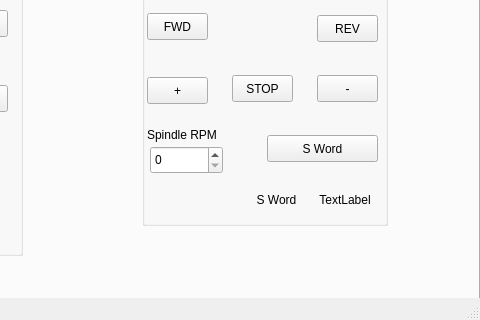
First picture: the form in examples/rpi_mill_probe/rpi_mill_probe_ops.ui, repository jethornton/flexgui, before the edit; both pictures show x 320 to 800 and y 160 to 480 of the 800 by 480 pixel window.
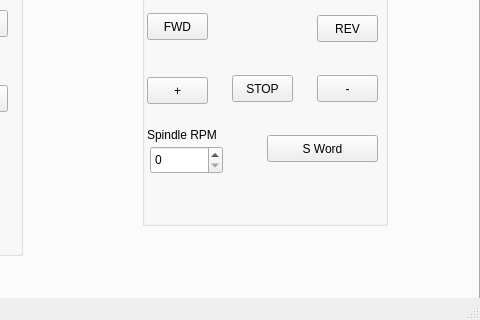
Second picture: the form after the edit. The open tabs and pages were chosen to show the change.

Commit message: 12/08/2025 remove settings_speed_lb from examples

What changed in the file:
```diff
--- a/examples/rpi_mill_probe/rpi_mill_probe_ops.ui
+++ b/examples/rpi_mill_probe/rpi_mill_probe_ops.ui
@@ -3300,38 +3300,6 @@
         <string>Spindle RPM</string>
        </property>
       </widget>
-      <widget class="QLabel" name="settings_speed_lb">
-       <property name="geometry">
-        <rect>
-         <x>170</x>
-         <y>250</y>
-         <width>66</width>
-         <height>19</height>
-        </rect>
-       </property>
-       <property name="text">
-        <string>TextLabel</string>
-       </property>
-       <property name="alignment">
-        <set>Qt::AlignCenter</set>
-       </property>
-      </widget>
-      <widget class="QLabel" name="label_45">
-       <property name="geometry">
-        <rect>
-         <x>110</x>
-         <y>250</y>
-         <width>49</width>
-         <height>19</height>
-        </rect>
-       </property>
-       <property name="text">
-        <string>S Word</string>
-       </property>
-       <property name="alignment">
-        <set>Qt::AlignCenter</set>
-       </property>
-      </widget>
       <widget class="QPushButton" name="spindle_stop_pb">
        <property name="geometry">
         <rect>
```
Left out of the diff: 2 changed lines with no effect on the pictures. The commit also changes 7 other files.
